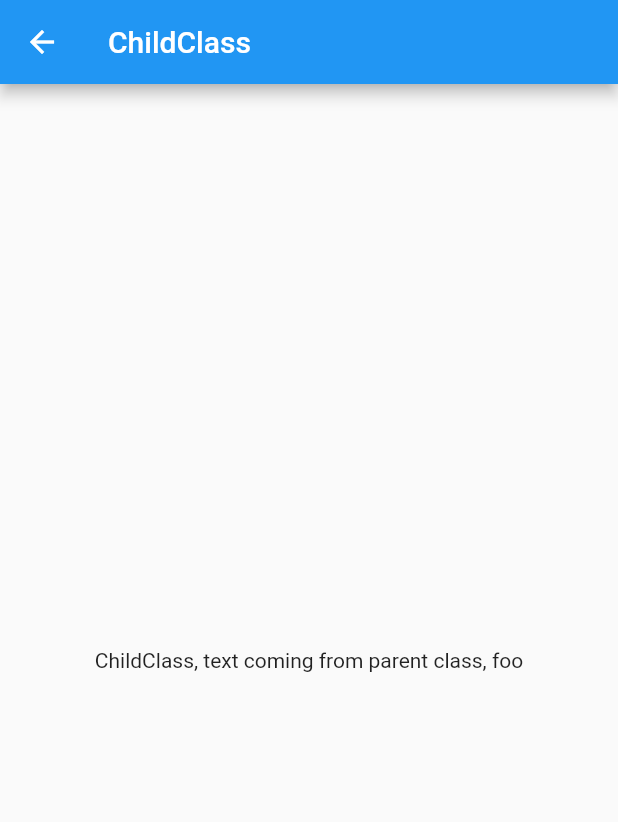
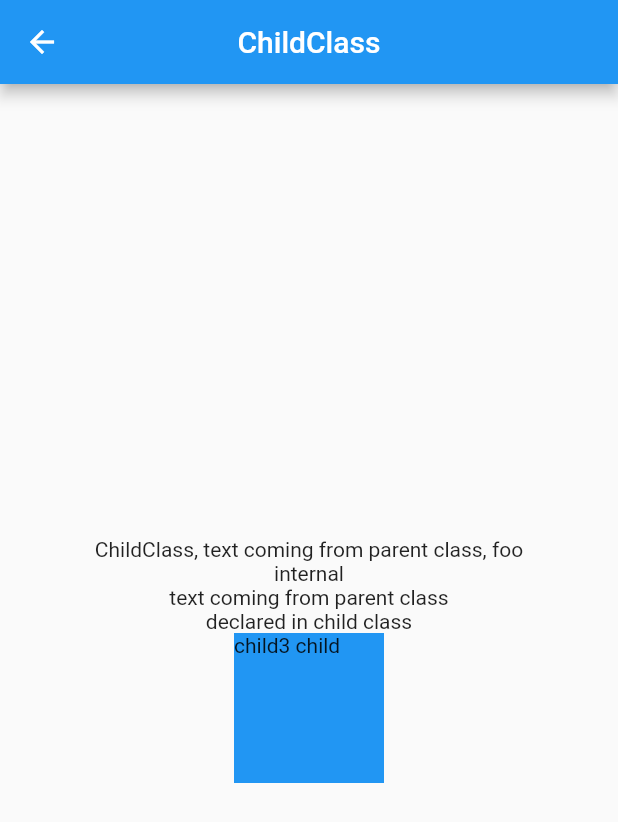
Before and after one commit to felipecastrosales/flutter_composition, a Flutter app: the screen it shows after launch, after a tap on "Child Class", on a phone screen of 412 x 824 dp. Shown: the top 822 px of the screen. Run offline on Flutter 3.47's test engine with Material 2 defaults, Android fonts, the phone set to English and light mode, and no system bars.

Commit message:
chore: yeah! new with new tests and apply with helper widget

```diff
--- a/lib/pages/base/implementation/child_class.dart
+++ b/lib/pages/base/implementation/child_class.dart
@@ -1,5 +1,6 @@
 import 'package:flutter/material.dart';
 
+import 'page_model.dart';
 import 'parent_class.dart';
 
 class ChildClass extends ParentClass {
@@ -16,13 +17,24 @@ class _ChildClassState extends ParentClassState<ChildClass> {
     child = Text(
       'ChildClass, $parentText, ${widget.varFromParent}',
     );
-    return Scaffold(
-      appBar: AppBar(
-        title: const Text('ChildClass'),
-      ),
-      body: Center(
-        child: child,
-      ),
+    child2 = const Text('declared in child class');
+    Widget child3 = Stack(
+      children: [
+        Container(color: Colors.blue, height: 100, width: 100),
+        const Text('child3 child'),
+      ],
+    );
+    String title = 'ChildClass';
+
+    return PageModel(
+      title: title,
+      children: [
+        child,
+        const Text('internal'),
+        Text(parentText),
+        child2,
+        child3,
+      ],
     );
   }
 }
--- /dev/null
+++ b/lib/pages/base/implementation/page_model.dart
@@ -0,0 +1,29 @@
+import 'package:flutter/material.dart';
+
+class PageModel extends StatelessWidget {
+  const PageModel({
+    super.key,
+    required this.children,
+    required this.title,
+  });
+
+  final List<Widget> children;
+  final String title;
+
+  @override
+  Widget build(BuildContext context) {
+    return Scaffold(
+      appBar: AppBar(
+        title: Text(title),
+        centerTitle: true,
+      ),
+      body: Center(
+        child: Column(
+          mainAxisAlignment: MainAxisAlignment.center,
+          crossAxisAlignment: CrossAxisAlignment.center,
+          children: children,
+        ),
+      ),
+    );
+  }
+}
--- a/lib/pages/base/implementation/parent_class.dart
+++ b/lib/pages/base/implementation/parent_class.dart
@@ -1,4 +1,6 @@
 import 'package:flutter/material.dart';
+
+import 'page_model.dart';
 
 class ParentClass extends StatefulWidget {
   const ParentClass({super.key});
@@ -14,16 +16,26 @@ class ParentClassState<T extends StatefulWidget> extends State<T> {
     // 'Parent class, $parentText, ${widget.varFromParent}',
     'Parent class',
   );
+  Widget child2 = const Text('declared in parent class');
+  Widget child3 = Stack(
+    children: [
+      Container(color: Colors.red, height: 100, width: 100),
+      const Text('child3 parent'),
+    ],
+  );
+  String title = 'ParentClass';
 
   @override
   Widget build(BuildContext context) {
-    return Scaffold(
-      appBar: AppBar(
-        title: const Text('ParentClass'),
-      ),
-      body: Center(
-        child: child,
-      ),
+    return PageModel(
+      title: title,
+      children: [
+        child,
+        const Text('internal'),
+        Text(parentText),
+        child2,
+        child3,
+      ],
     );
   }
 }
```
